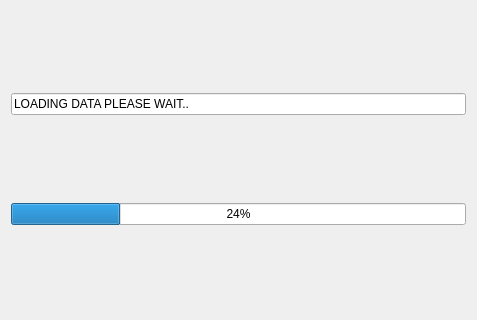
The window that FrameWorkCode/dialog.ui (Arpan103023/OpenOcr_Correct) describes before a commit, drawn with Qt 5.
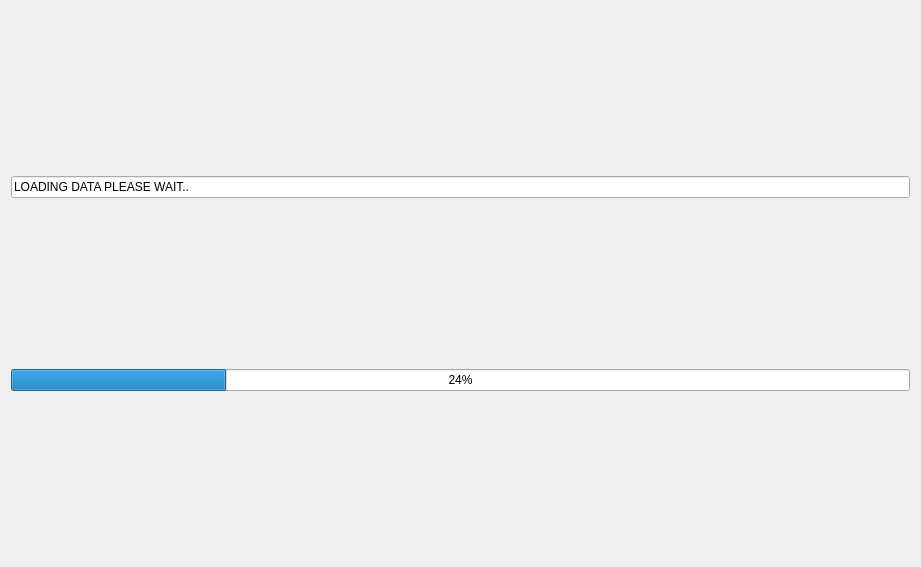
The same window after the commit.

The edit to the form file:
```diff
--- a/FrameWorkCode/dialog.ui
+++ b/FrameWorkCode/dialog.ui
@@ -6,8 +6,8 @@
    <rect>
     <x>0</x>
     <y>0</y>
-    <width>477</width>
-    <height>320</height>
+    <width>921</width>
+    <height>567</height>
    </rect>
   </property>
   <property name="windowTitle">
```
